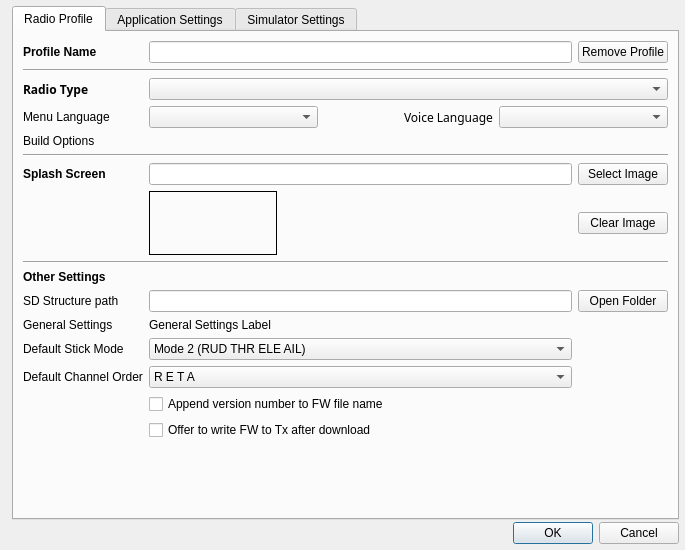
Before: the Qt Designer form companion/src/apppreferencesdialog.ui in opentx/opentx, drawn with Qt 5.
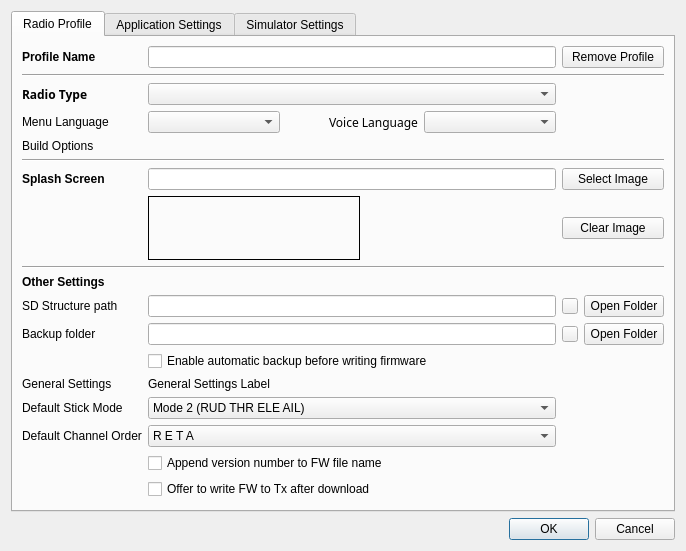
After: the same form once the commit is applied. Icons and pictures are not drawn.

Commit message: Implement profile specific settings for backup folder. Profile backup path if set overrides general one, in any case the backup will be performed if either profile specific setting or general settings ones are enabled. Disabling backup in profile will not disable backups if generic settings are enabled

```diff
--- a/companion/src/apppreferencesdialog.ui
+++ b/companion/src/apppreferencesdialog.ui
@@ -6,7 +6,7 @@
    <rect>
     <x>0</x>
     <y>0</y>
-    <width>685</width>
+    <width>686</width>
     <height>550</height>
    </rect>
   </property>
@@ -26,13 +26,7 @@
    <string>Edit Settings</string>
   </property>
   <layout class="QGridLayout" name="gridLayout">
-   <property name="verticalSpacing">
-    <number>2</number>
-   </property>
-   <property name="margin">
-    <number>6</number>
-   </property>
-   <item row="2" column="0" colspan="2">
+   <item row="1" column="0">
     <widget class="QDialogButtonBox" name="buttonBox">
      <property name="orientation">
       <enum>Qt::Horizontal</enum>
@@ -42,7 +36,7 @@
      </property>
     </widget>
    </item>
-   <item row="1" column="1">
+   <item row="0" column="0">
     <widget class="QTabWidget" name="tabWidget">
      <property name="currentIndex">
       <number>0</number>
@@ -51,110 +45,8 @@
       <attribute name="title">
        <string>Radio Profile</string>
       </attribute>
-      <layout class="QGridLayout" name="gridLayout_2" columnstretch="0,0,1,0,0,0,0,0">
-       <item row="21" column="7">
-        <widget class="QPushButton" name="sdPathButton">
-         <property name="text">
-          <string>Open Folder</string>
-         </property>
-        </widget>
-       </item>
-       <item row="25" column="0">
-        <widget class="QLabel" name="label_13">
-         <property name="sizePolicy">
-          <sizepolicy hsizetype="MinimumExpanding" vsizetype="Preferred">
-           <horstretch>0</horstretch>
-           <verstretch>0</verstretch>
-          </sizepolicy>
-         </property>
-         <property name="text">
-          <string>Default Channel Order</string>
-         </property>
-         <property name="alignment">
-          <set>Qt::AlignLeading|Qt::AlignLeft|Qt::AlignVCenter</set>
-         </property>
-        </widget>
-       </item>
-       <item row="9" column="0">
-        <widget class="QLabel" name="label_6">
-         <property name="text">
-          <string>Build Options</string>
-         </property>
-         <property name="alignment">
-          <set>Qt::AlignLeading|Qt::AlignLeft|Qt::AlignTop</set>
-         </property>
-        </widget>
-       </item>
-       <item row="7" column="0">
-        <widget class="QLabel" name="langLabel">
-         <property name="text">
-          <string>Menu Language</string>
-         </property>
-         <property name="alignment">
-          <set>Qt::AlignLeading|Qt::AlignLeft|Qt::AlignVCenter</set>
-         </property>
-        </widget>
-       </item>
-       <item row="23" column="0">
-        <widget class="QLabel" name="label_14">
-         <property name="sizePolicy">
-          <sizepolicy hsizetype="Preferred" vsizetype="Minimum">
-           <horstretch>0</horstretch>
-           <verstretch>0</verstretch>
-          </sizepolicy>
-         </property>
-         <property name="text">
-          <string>Default Stick Mode</string>
-         </property>
-        </widget>
-       </item>
-       <item row="14" column="7">
-        <widget class="QPushButton" name="SplashSelect">
-         <property name="text">
-          <string>Select Image</string>
-         </property>
-        </widget>
-       </item>
-       <item row="22" column="1">
-        <widget class="QLabel" name="lblGeneralSettings">
-         <property name="enabled">
-          <bool>true</bool>
-         </property>
-         <property name="text">
-          <string notr="true">General Settings Label</string>
-         </property>
-        </widget>
-       </item>
-       <item row="10" column="0" colspan="8">
-        <widget class="Line" name="line_7">
-         <property name="orientation">
-          <enum>Qt::Horizontal</enum>
-         </property>
-        </widget>
-       </item>
-       <item row="9" column="1" colspan="7">
-        <layout class="QGridLayout" name="optionsLayout"/>
-       </item>
-       <item row="14" column="0">
-        <widget class="QLabel" name="label_8">
-         <property name="sizePolicy">
-          <sizepolicy hsizetype="Preferred" vsizetype="Minimum">
-           <horstretch>0</horstretch>
-           <verstretch>0</verstretch>
-          </sizepolicy>
-         </property>
-         <property name="font">
-          <font>
-           <weight>75</weight>
-           <bold>true</bold>
-          </font>
-         </property>
-         <property name="text">
-          <string>Splash Screen</string>
-         </property>
-        </widget>
-       </item>
-       <item row="1" column="0">
+      <layout class="QGridLayout" name="gridLayout_2" columnstretch="0,1,0,0">
+       <item row="0" column="0">
         <widget class="QLabel" name="label_2">
          <property name="font">
           <font>
@@ -167,51 +59,17 @@
          </property>
         </widget>
        </item>
-       <item row="17" column="7">
-        <widget class="QPushButton" name="clearImageButton">
-         <property name="text">
-          <string>Clear Image</string>
-         </property>
-        </widget>
+       <item row="0" column="1">
+        <widget class="QLineEdit" name="profileNameLE"/>
        </item>
-       <item row="17" column="1">
-        <widget class="QLabel" name="imageLabel">
-         <property name="sizePolicy">
-          <sizepolicy hsizetype="Minimum" vsizetype="Minimum">
-           <horstretch>0</horstretch>
-           <verstretch>0</verstretch>
-          </sizepolicy>
+       <item row="1" column="0" colspan="4">
+        <widget class="Line" name="line_8">
+         <property name="orientation">
+          <enum>Qt::Horizontal</enum>
          </property>
-         <property name="minimumSize">
-          <size>
-           <width>128</width>
-           <height>64</height>
-          </size>
-         </property>
-         <property name="maximumSize">
-          <size>
-           <width>212</width>
-           <height>64</height>
-          </size>
-         </property>
-         <property name="frameShape">
-          <enum>QFrame::Panel</enum>
-         </property>
-         <property name="frameShadow">
-          <enum>QFrame::Plain</enum>
-         </property>
-         <property name="lineWidth">
-          <number>1</number>
-         </property>
-         <property name="text">
-          <string/>
-         </property>
-         <property name="scaledContents">
-          <bool>true</bool>
-         </property>
         </widget>
        </item>
-       <item row="5" column="0">
+       <item row="2" column="0">
         <widget class="QLabel" name="label_7">
          <property name="sizePolicy">
           <sizepolicy hsizetype="Preferred" vsizetype="Minimum">
@@ -234,57 +92,24 @@
          </property>
         </widget>
        </item>
-       <item row="19" column="0" colspan="8">
-        <widget class="Line" name="line_6">
-         <property name="orientation">
-          <enum>Qt::Horizontal</enum>
+       <item row="2" column="1">
+        <widget class="QComboBox" name="downloadVerCB">
+         <property name="enabled">
+          <bool>true</bool>
          </property>
         </widget>
        </item>
-       <item row="2" column="0" colspan="8">
-        <widget class="Line" name="line_8">
-         <property name="orientation">
-          <enum>Qt::Horizontal</enum>
-         </property>
-        </widget>
-       </item>
-       <item row="20" column="0">
-        <widget class="QLabel" name="label">
-         <property name="font">
-          <font>
-           <weight>75</weight>
-           <bold>true</bold>
-          </font>
-         </property>
+       <item row="3" column="0">
+        <widget class="QLabel" name="langLabel">
          <property name="text">
-          <string>Other Settings</string>
-         </property>
-        </widget>
-       </item>
-       <item row="22" column="0">
-        <widget class="QLabel" name="label_4">
-         <property name="text">
-          <string>General Settings</string>
-         </property>
-        </widget>
-       </item>
-       <item row="21" column="0">
-        <widget class="QLabel" name="sdPathLabel">
-         <property name="sizePolicy">
-          <sizepolicy hsizetype="Preferred" vsizetype="Minimum">
-           <horstretch>0</horstretch>
-           <verstretch>0</verstretch>
-          </sizepolicy>
-         </property>
-         <property name="text">
-          <string>SD Structure path</string>
+          <string>Menu Language</string>
          </property>
          <property name="alignment">
           <set>Qt::AlignLeading|Qt::AlignLeft|Qt::AlignVCenter</set>
          </property>
         </widget>
        </item>
-       <item row="7" column="1" colspan="7">
+       <item row="3" column="1">
         <layout class="QHBoxLayout" name="horizontalLayout" stretch="1,1,1">
          <property name="sizeConstraint">
           <enum>QLayout::SetDefaultConstraint</enum>
@@ -338,14 +163,46 @@
          </item>
         </layout>
        </item>
-       <item row="5" column="1" colspan="7">
-        <widget class="QComboBox" name="downloadVerCB">
-         <property name="enabled">
-          <bool>true</bool>
+       <item row="4" column="0">
+        <widget class="QLabel" name="label_6">
+         <property name="text">
+          <string>Build Options</string>
          </property>
+         <property name="alignment">
+          <set>Qt::AlignLeading|Qt::AlignLeft|Qt::AlignTop</set>
+         </property>
         </widget>
        </item>
-       <item row="14" column="1" colspan="6">
+       <item row="4" column="1">
+        <layout class="QGridLayout" name="optionsLayout"/>
+       </item>
+       <item row="5" column="0" colspan="4">
+        <widget class="Line" name="line_7">
+         <property name="orientation">
+          <enum>Qt::Horizontal</enum>
+         </property>
+        </widget>
+       </item>
+       <item row="6" column="0">
+        <widget class="QLabel" name="label_8">
+         <property name="sizePolicy">
+          <sizepolicy hsizetype="Preferred" vsizetype="Minimum">
+           <horstretch>0</horstretch>
+           <verstretch>0</verstretch>
+          </sizepolicy>
+         </property>
+         <property name="font">
+          <font>
+           <weight>75</weight>
+           <bold>true</bold>
+          </font>
+         </property>
+         <property name="text">
+          <string>Splash Screen</string>
+         </property>
+        </widget>
+       </item>
+       <item row="6" column="1">
         <widget class="QLineEdit" name="SplashFileName">
          <property name="enabled">
           <bool>true</bool>
@@ -355,7 +212,80 @@
          </property>
         </widget>
        </item>
-       <item row="21" column="1" colspan="6">
+       <item row="7" column="1">
+        <widget class="QLabel" name="imageLabel">
+         <property name="sizePolicy">
+          <sizepolicy hsizetype="Minimum" vsizetype="Minimum">
+           <horstretch>0</horstretch>
+           <verstretch>0</verstretch>
+          </sizepolicy>
+         </property>
+         <property name="minimumSize">
+          <size>
+           <width>128</width>
+           <height>64</height>
+          </size>
+         </property>
+         <property name="maximumSize">
+          <size>
+           <width>212</width>
+           <height>64</height>
+          </size>
+         </property>
+         <property name="frameShape">
+          <enum>QFrame::Panel</enum>
+         </property>
+         <property name="frameShadow">
+          <enum>QFrame::Plain</enum>
+         </property>
+         <property name="lineWidth">
+          <number>1</number>
+         </property>
+         <property name="text">
+          <string/>
+         </property>
+         <property name="scaledContents">
+          <bool>true</bool>
+         </property>
+        </widget>
+       </item>
+       <item row="8" column="0" colspan="4">
+        <widget class="Line" name="line_6">
+         <property name="orientation">
+          <enum>Qt::Horizontal</enum>
+         </property>
+        </widget>
+       </item>
+       <item row="9" column="0">
+        <widget class="QLabel" name="label">
+         <property name="font">
+          <font>
+           <weight>75</weight>
+           <bold>true</bold>
+          </font>
+         </property>
+         <property name="text">
+          <string>Other Settings</string>
+         </property>
+        </widget>
+       </item>
+       <item row="10" column="0">
+        <widget class="QLabel" name="sdPathLabel">
+         <property name="sizePolicy">
+          <sizepolicy hsizetype="Preferred" vsizetype="Minimum">
+           <horstretch>0</horstretch>
+           <verstretch>0</verstretch>
+          </sizepolicy>
+         </property>
+         <property name="text">
+          <string>SD Structure path</string>
+         </property>
+         <property name="alignment">
+          <set>Qt::AlignLeading|Qt::AlignLeft|Qt::AlignVCenter</set>
+         </property>
+        </widget>
+       </item>
+       <item row="10" column="1">
         <widget class="QLineEdit" name="sdPath">
          <property name="enabled">
           <bool>true</bool>
@@ -365,7 +295,130 @@
          </property>
         </widget>
        </item>
-       <item row="23" column="1" colspan="6">
+       <item row="10" column="2">
+        <widget class="QPushButton" name="sdPathClear">
+         <property name="sizePolicy">
+          <sizepolicy hsizetype="Minimum" vsizetype="Minimum">
+           <horstretch>0</horstretch>
+           <verstretch>0</verstretch>
+          </sizepolicy>
+         </property>
+         <property name="maximumSize">
+          <size>
+           <width>16</width>
+           <height>16</height>
+          </size>
+         </property>
+         <property name="text">
+          <string/>
+         </property>
+         <property name="icon">
+          <iconset resource="companion.qrc">
+           <normaloff>:/themes/classic/16/clear.png</normaloff>:/themes/classic/16/clear.png</iconset>
+         </property>
+        </widget>
+       </item>
+       <item row="10" column="3">
+        <widget class="QPushButton" name="sdPathButton">
+         <property name="text">
+          <string>Open Folder</string>
+         </property>
+        </widget>
+       </item>
+       <item row="11" column="0">
+        <widget class="QLabel" name="profilebackupPathLabel">
+         <property name="toolTip">
+          <string>The profile specific folder,  if set, will override general Backup folder</string>
+         </property>
+         <property name="text">
+          <string>Backup folder</string>
+         </property>
+        </widget>
+       </item>
+       <item row="11" column="1">
+        <widget class="QLineEdit" name="profilebackupPath">
+         <property name="toolTip">
+          <string>If set it will override the application general setting</string>
+         </property>
+         <property name="readOnly">
+          <bool>true</bool>
+         </property>
+        </widget>
+       </item>
+       <item row="11" column="2">
+        <widget class="QPushButton" name="pBackupPathClear">
+         <property name="minimumSize">
+          <size>
+           <width>16</width>
+           <height>16</height>
+          </size>
+         </property>
+         <property name="maximumSize">
+          <size>
+           <width>16</width>
+           <height>16</height>
+          </size>
+         </property>
+         <property name="text">
+          <string/>
+         </property>
+         <property name="icon">
+          <iconset resource="companion.qrc">
+           <normaloff>:/themes/classic/16/clear.png</normaloff>:/themes/classic/16/clear.png</iconset>
+         </property>
+        </widget>
+       </item>
+       <item row="11" column="3">
+        <widget class="QPushButton" name="ProfilebackupPathButton">
+         <property name="toolTip">
+          <string>The profile specific folder,  if set, will override general Backup folder</string>
+         </property>
+         <property name="text">
+          <string>Open Folder</string>
+         </property>
+        </widget>
+       </item>
+       <item row="12" column="1">
+        <widget class="QCheckBox" name="pbackupEnable">
+         <property name="toolTip">
+          <string>if set, will override general backup enable</string>
+         </property>
+         <property name="text">
+          <string>Enable automatic backup before writing firmware</string>
+         </property>
+        </widget>
+       </item>
+       <item row="13" column="0">
+        <widget class="QLabel" name="label_4">
+         <property name="text">
+          <string>General Settings</string>
+         </property>
+        </widget>
+       </item>
+       <item row="13" column="1">
+        <widget class="QLabel" name="lblGeneralSettings">
+         <property name="enabled">
+          <bool>true</bool>
+         </property>
+         <property name="text">
+          <string notr="true">General Settings Label</string>
+         </property>
+        </widget>
+       </item>
+       <item row="14" column="0">
+        <widget class="QLabel" name="label_14">
+         <property name="sizePolicy">
+          <sizepolicy hsizetype="Preferred" vsizetype="Minimum">
+           <horstretch>0</horstretch>
+           <verstretch>0</verstretch>
+          </sizepolicy>
+         </property>
+         <property name="text">
+          <string>Default Stick Mode</string>
+         </property>
+        </widget>
+       </item>
+       <item row="14" column="1">
         <widget class="QComboBox" name="stickmodeCB">
          <property name="maximumSize">
           <size>
@@ -419,7 +472,23 @@
          </item>
         </widget>
        </item>
-       <item row="25" column="1" colspan="6">
+       <item row="15" column="0">
+        <widget class="QLabel" name="label_13">
+         <property name="sizePolicy">
+          <sizepolicy hsizetype="MinimumExpanding" vsizetype="Preferred">
+           <horstretch>0</horstretch>
+           <verstretch>0</verstretch>
+          </sizepolicy>
+         </property>
+         <property name="text">
+          <string>Default Channel Order</string>
+         </property>
+         <property name="alignment">
+          <set>Qt::AlignLeading|Qt::AlignLeft|Qt::AlignVCenter</set>
+         </property>
+        </widget>
+       </item>
+       <item row="15" column="1">
         <widget class="QComboBox" name="channelorderCB">
          <property name="sizePolicy">
           <sizepolicy hsizetype="MinimumExpanding" vsizetype="Fixed">
@@ -567,31 +636,21 @@
          </item>
         </widget>
        </item>
-       <item row="1" column="1" colspan="6">
-        <widget class="QLineEdit" name="profileNameLE"/>
-       </item>
-       <item row="1" column="7">
-        <widget class="QPushButton" name="removeProfileButton">
-         <property name="text">
-          <string>Remove Profile</string>
-         </property>
-        </widget>
-       </item>
-       <item row="26" column="1" colspan="7">
+       <item row="16" column="1">
         <widget class="QCheckBox" name="renameFirmware">
          <property name="text">
           <string>Append version number to FW file name</string>
          </property>
         </widget>
        </item>
-       <item row="27" column="1" colspan="7">
+       <item row="17" column="1">
         <widget class="QCheckBox" name="burnFirmware">
          <property name="text">
           <string>Offer to write FW to Tx after download</string>
          </property>
         </widget>
        </item>
-       <item row="28" column="1">
+       <item row="18" column="1">
         <spacer name="verticalSpacer_3">
          <property name="orientation">
           <enum>Qt::Vertical</enum>
@@ -604,6 +663,27 @@
          </property>
         </spacer>
        </item>
+       <item row="7" column="2" colspan="2">
+        <widget class="QPushButton" name="clearImageButton">
+         <property name="text">
+          <string>Clear Image</string>
+         </property>
+        </widget>
+       </item>
+       <item row="6" column="2" colspan="2">
+        <widget class="QPushButton" name="SplashSelect">
+         <property name="text">
+          <string>Select Image</string>
+         </property>
+        </widget>
+       </item>
+       <item row="0" column="2" colspan="2">
+        <widget class="QPushButton" name="removeProfileButton">
+         <property name="text">
+          <string>Remove Profile</string>
+         </property>
+        </widget>
+       </item>
       </layout>
      </widget>
      <widget class="QWidget" name="applicationTab">
```
Left out of the diff: 169 changed lines with no effect on the pictures. The commit also changes 4 other files.
